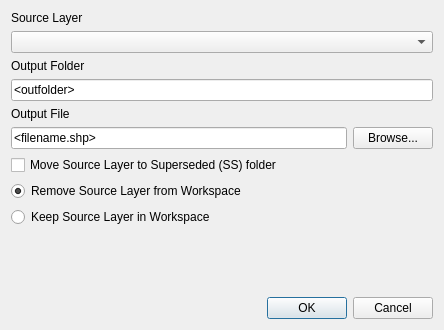
Before: the Qt Designer form tuflow/forms/ui_tuflowqgis_increment.ui in TUFLOW-Support/QGIS-TUFLOW-Plugin, drawn with Qt 5.
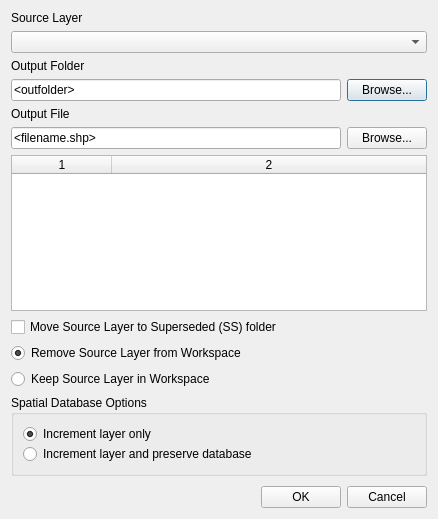
After: the same form once the commit is applied.

What changed in the file:
```diff
--- a/tuflow/forms/ui_tuflowqgis_increment.ui
+++ b/tuflow/forms/ui_tuflowqgis_increment.ui
@@ -6,8 +6,8 @@
    <rect>
     <x>0</x>
     <y>0</y>
-    <width>444</width>
-    <height>330</height>
+    <width>438</width>
+    <height>519</height>
    </rect>
   </property>
   <property name="windowTitle">
@@ -34,20 +34,34 @@
       </widget>
      </item>
      <item>
-      <widget class="QLineEdit" name="outfolder">
-       <property name="text">
-        <string>&lt;outfolder&gt;</string>
-       </property>
-       <property name="readOnly">
-        <bool>false</bool>
-       </property>
-      </widget>
+      <layout class="QHBoxLayout" name="horizontalLayout_6">
+       <item>
+        <widget class="QLineEdit" name="outfolder">
+         <property name="text">
+          <string>&lt;outfolder&gt;</string>
+         </property>
+         <property name="readOnly">
+          <bool>false</bool>
+         </property>
+        </widget>
+       </item>
+       <item>
+        <widget class="QPushButton" name="btnBrowseDatabase">
+         <property name="text">
+          <string>Browse...</string>
+         </property>
+        </widget>
+       </item>
+      </layout>
      </item>
      <item>
       <widget class="QLabel" name="label">
        <property name="text">
         <string>Output File</string>
        </property>
+       <property name="wordWrap">
+        <bool>true</bool>
+       </property>
       </widget>
      </item>
      <item>
@@ -72,6 +86,30 @@
          </property>
         </widget>
        </item>
+       <item row="1" column="0" colspan="2">
+        <widget class="QTableWidget" name="twTables">
+         <property name="columnCount">
+          <number>2</number>
+         </property>
+         <attribute name="horizontalHeaderVisible">
+          <bool>true</bool>
+         </attribute>
+         <attribute name="horizontalHeaderCascadingSectionResizes">
+          <bool>true</bool>
+         </attribute>
+         <attribute name="horizontalHeaderHighlightSections">
+          <bool>true</bool>
+         </attribute>
+         <attribute name="horizontalHeaderStretchLastSection">
+          <bool>true</bool>
+         </attribute>
+         <attribute name="verticalHeaderVisible">
+          <bool>false</bool>
+         </attribute>
+         <column/>
+         <column/>
+        </widget>
+       </item>
       </layout>
      </item>
      <item>
@@ -104,6 +142,58 @@
        </attribute>
       </widget>
      </item>
+     <item>
+      <widget class="QGroupBox" name="gbSpatialDatabaseOptions">
+       <property name="title">
+        <string>Spatial Database Options</string>
+       </property>
+       <layout class="QVBoxLayout" name="verticalLayout_3">
+        <property name="spacing">
+         <number>0</number>
+        </property>
+        <item>
+         <layout class="QHBoxLayout" name="horizontalLayout_3">
+          <property name="spacing">
+           <number>0</number>
+          </property>
+          <item>
+           <widget class="QRadioButton" name="rbDatabaseLayer">
+            <property name="text">
+             <string>Increment layer only</string>
+            </property>
+            <property name="checked">
+             <bool>true</bool>
+            </property>
+            <attribute name="buttonGroup">
+             <string notr="true">buttonGroup_2</string>
+            </attribute>
+           </widget>
+          </item>
+         </layout>
+        </item>
+        <item>
+         <layout class="QHBoxLayout" name="horizontalLayout_2">
+          <property name="spacing">
+           <number>0</number>
+          </property>
+          <item>
+           <widget class="QRadioButton" name="rbDatabaseDbLayer">
+            <property name="text">
+             <string>Increment layer and preserve database</string>
+            </property>
+            <property name="checked">
+             <bool>false</bool>
+            </property>
+            <attribute name="buttonGroup">
+             <string notr="true">buttonGroup_2</string>
+            </attribute>
+           </widget>
+          </item>
+         </layout>
+        </item>
+       </layout>
+      </widget>
+     </item>
      <item>
       <spacer name="verticalSpacer">
        <property name="orientation">
```
Left out of the diff: 1 changed line with no effect on the pictures.
